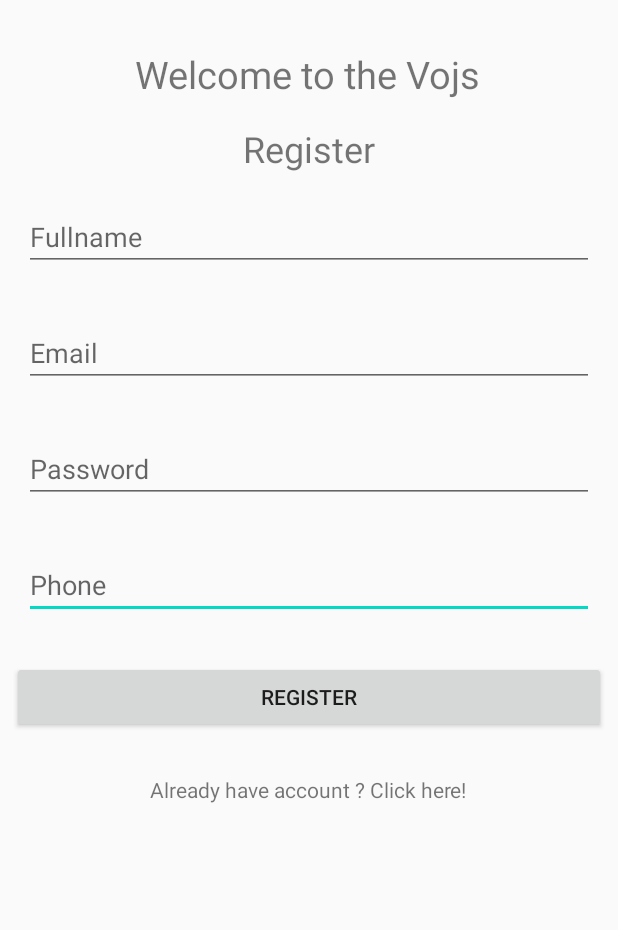
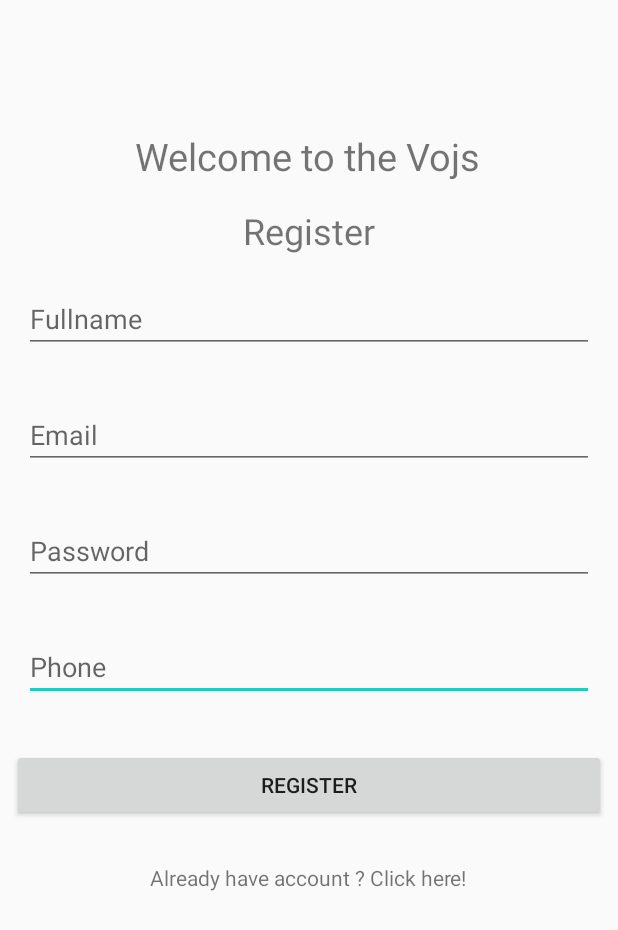
Before and after one commit to LOROGO/FireBaseApp, an Android app: the layout activity_register.xml on its own in the app's theme, with its tools: preview values and no code run, on a phone screen of 412 x 824 dp. Shown: the top 930 px of the screen. Run offline under Robolectric (Android 15) with nearby library versions, the phone set to English and light mode, and no system bars; Roboto replaces fonts that are not available here.

Commit message:
Revert "hidden action bar"
This reverts commit 2a8c190f9c03d82672eb3bca380defac5c5cbcd2.

```diff
--- a/app/src/main/java/sk/spsepo/ban/fbapp/Login.java
+++ b/app/src/main/java/sk/spsepo/ban/fbapp/Login.java
@@ -31,9 +31,6 @@ public class Login extends AppCompatActivity {
     protected void onCreate(Bundle savedInstanceState) {
         super.onCreate(savedInstanceState);
         setContentView(R.layout.activity_login);
-
-        getSupportActionBar().hide();
-
 
         mEmail = findViewById(R.id.email);
         mPassword = findViewById(R.id.password);
--- a/app/src/main/java/sk/spsepo/ban/fbapp/Register.java
+++ b/app/src/main/java/sk/spsepo/ban/fbapp/Register.java
@@ -46,7 +46,6 @@ public class Register extends AppCompatActivity {
     protected void onCreate(Bundle savedInstanceState) {
         super.onCreate(savedInstanceState);
         setContentView(R.layout.activity_register);
-        getSupportActionBar().hide();
 
         mFullName = findViewById(R.id.fullName);
         mEmail = findViewById(R.id.email);
--- a/app/src/main/res/layout/activity_register.xml
+++ b/app/src/main/res/layout/activity_register.xml
@@ -16,10 +16,12 @@
         android:ems="10"
         android:hint="@string/sPhone"
         android:inputType="phone"
+        app:layout_constraintBottom_toBottomOf="parent"
         app:layout_constraintEnd_toEndOf="parent"
         app:layout_constraintHorizontal_bias="0.0"
         app:layout_constraintStart_toStartOf="parent"
-        app:layout_constraintTop_toBottomOf="@+id/password" />
+        app:layout_constraintTop_toBottomOf="@+id/password"
+        app:layout_constraintVertical_bias="0.0" />
 
     <EditText
         android:id="@+id/password"
@@ -55,14 +57,15 @@
         android:id="@+id/textView"
         android:layout_width="wrap_content"
         android:layout_height="wrap_content"
-        android:layout_marginTop="32dp"
         android:fontFamily="@font/aldrich"
         android:text="@string/title"
         android:textSize="25sp"
+        app:layout_constraintBottom_toBottomOf="parent"
         app:layout_constraintEnd_toEndOf="parent"
-        app:layout_constraintHorizontal_bias="0.496"
+        app:layout_constraintHorizontal_bias="0.497"
         app:layout_constraintStart_toStartOf="parent"
-        app:layout_constraintTop_toTopOf="parent" />
+        app:layout_constraintTop_toTopOf="parent"
+        app:layout_constraintVertical_bias="0.11" />
 
     <TextView
         android:id="@+id/textView2"
@@ -96,11 +99,11 @@
         android:layout_width="0dp"
         android:layout_height="wrap_content"
         android:layout_marginStart="8dp"
-        android:layout_marginTop="28dp"
+        android:layout_marginTop="32dp"
         android:layout_marginEnd="8dp"
         android:text="@string/register"
         app:layout_constraintEnd_toEndOf="parent"
-        app:layout_constraintHorizontal_bias="0.0"
+        app:layout_constraintHorizontal_bias="0.498"
         app:layout_constraintStart_toStartOf="parent"
         app:layout_constraintTop_toBottomOf="@+id/phone" />
 
@@ -109,11 +112,14 @@
         style="?android:attr/progressBarStyle"
         android:layout_width="wrap_content"
         android:layout_height="wrap_content"
+        android:layout_marginBottom="112dp"
         android:visibility="invisible"
+        app:layout_constraintBottom_toBottomOf="parent"
         app:layout_constraintEnd_toEndOf="parent"
         app:layout_constraintHorizontal_bias="0.498"
         app:layout_constraintStart_toStartOf="parent"
-        app:layout_constraintTop_toBottomOf="@+id/login1" />
+        app:layout_constraintTop_toBottomOf="@+id/login1"
+        app:layout_constraintVertical_bias="0.0" />
 
     <TextView
         android:id="@+id/login1"
```
